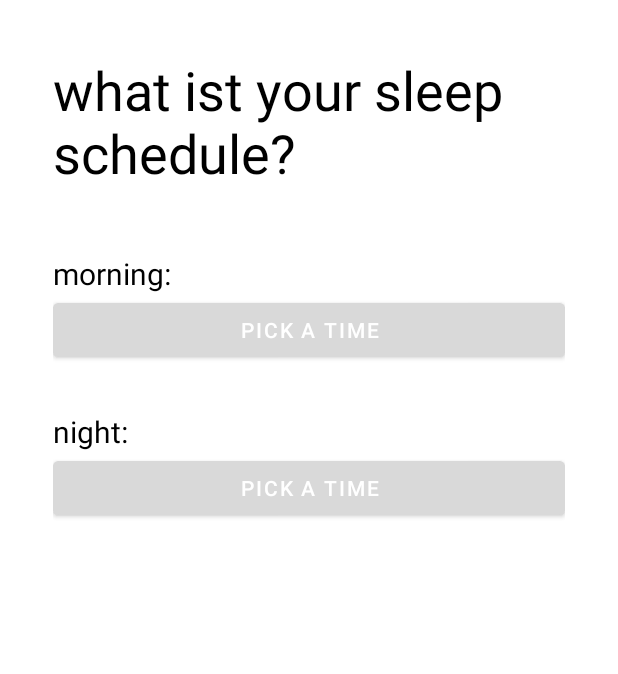
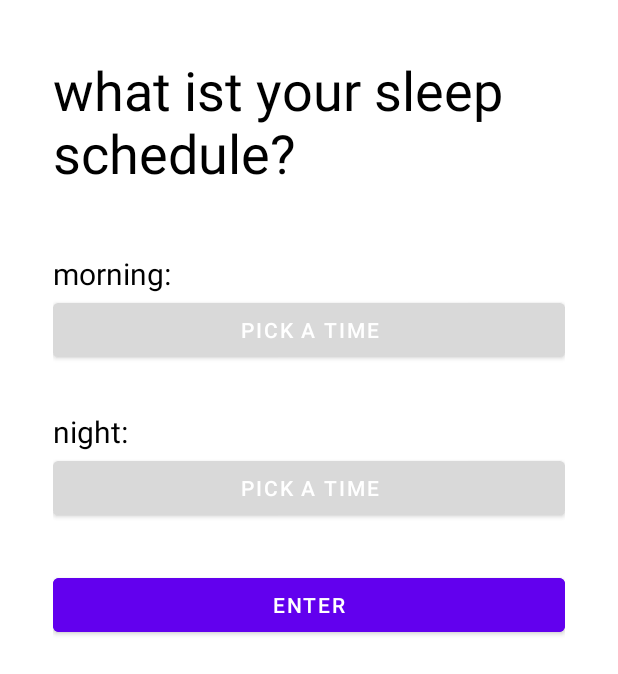
Before and after one commit to Davidk04/Shinecycle, an Android app: the InputActivity screen opened directly, with no data from a screen before it, on a phone screen of 412 x 824 dp. Shown: the top 674 px of the screen. Run offline under Robolectric (Android 15) with nearby library versions, the phone set to English and light mode, and no system bars.

Commit message:
added enter button

```diff
--- a/app/src/main/AndroidManifest.xml
+++ b/app/src/main/AndroidManifest.xml
@@ -11,6 +11,9 @@
         android:supportsRtl="true"
         android:theme="@style/Theme.Shinesensor"
         tools:targetApi="31">
+        <activity
+            android:name=".activity.ResultActivity"
+            android:exported="false" />
         <activity
             android:name=".activity.InputActivity"
             android:exported="false" />
--- a/app/src/main/java/com/example/shinesensor/activity/InputActivity.java
+++ b/app/src/main/java/com/example/shinesensor/activity/InputActivity.java
@@ -18,6 +18,7 @@ public class InputActivity extends AppCompatActivity {
     Button morningButton;
     int hour, minute;
     Button nightButton;
+    Button enterButton;
     @Override
     protected void onCreate(Bundle savedInstanceState) {
         super.onCreate(savedInstanceState);
@@ -26,6 +27,13 @@ public class InputActivity extends AppCompatActivity {
         getSupportActionBar().hide();
         morningButton = findViewById(R.id.morningButton);
         nightButton = findViewById(R.id.nightButton);
+        enterButton = findViewById(R.id.enterButton);
+        enterButton.setOnClickListener(new View.OnClickListener() {
+            @Override
+            public void onClick(View view) {
+                openActivity();
+            }
+        });
     }
 
     public void onBackPressed() {
@@ -60,4 +68,8 @@ public class InputActivity extends AppCompatActivity {
         TimePickerDialog timePickerDialog = new TimePickerDialog(this, onTimeSetListener, hour, minute, true);
         timePickerDialog.show();
     }
+    public void openActivity(){
+        Intent intent = new Intent(this, ResultActivity.class);
+        startActivity(intent);
+    }
 }
--- a/app/src/main/res/layout/activity_input.xml
+++ b/app/src/main/res/layout/activity_input.xml
@@ -58,6 +58,14 @@
                 android:onClick="onClickNightButton"
                 android:text="pick a time" />
 
+            <Button
+                android:id="@+id/enterButton"
+                android:layout_width="match_parent"
+                android:layout_height="wrap_content"
+                android:layout_marginTop="30dp"
+                android:backgroundTint="@color/design_default_color_primary"
+                android:text="enter" />
+
         </LinearLayout>
 
     </LinearLayout>
```
Also changed, not shown: app/src/main/java/com/example/shinesensor/activity/ResultActivity.java (added, +16 -0 lines), app/src/main/res/layout/activity_result.xml (added, +9 -0 lines).
